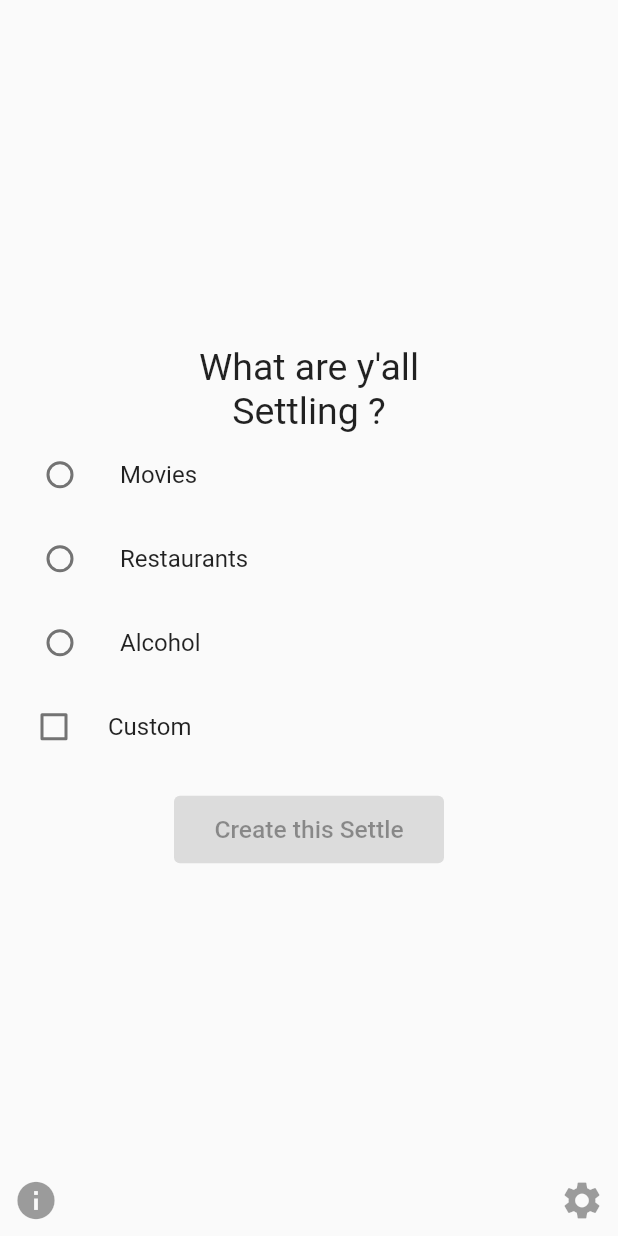
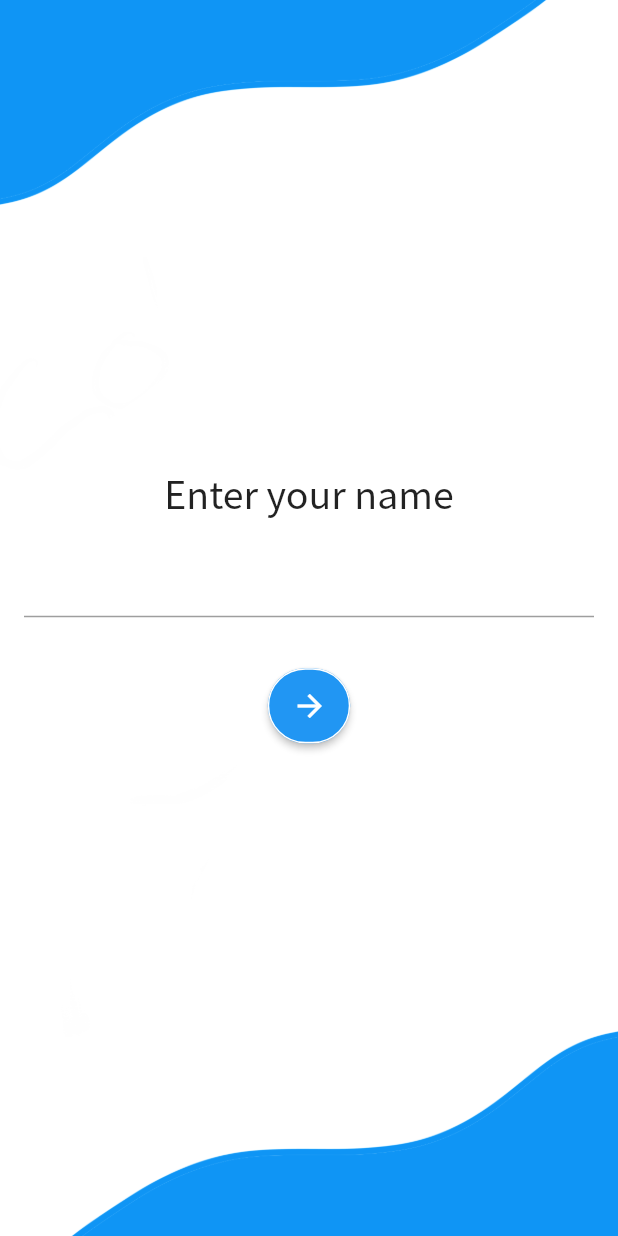
Before and after one commit to lilbroadam/Settle, a Flutter app: the screen it shows after launch, after a tap on "Create a Settle", on a phone screen of 412 x 824 dp. Run offline on Flutter 3.47's test engine with Material 2 defaults, Android fonts, the phone set to English and light mode, and no system bars; our stand-ins replace google_fonts; missing offline and left inert: flutter_button.

Commit message:
Added NameScreen to allow user input

```diff
--- a/Flutter/lib/CreateSettle.dart
+++ b/Flutter/lib/CreateSettle.dart
@@ -1,4 +1,7 @@
 import 'package:flutter/material.dart';
+// import 'JoinSettlePressed.dart';
+import 'package:flutter_button/custom/like_button.dart';
+// import 'JoinSettlePressed.dart';
 
 class SettleApp extends StatelessWidget {
   // This widget is the root of the app.
@@ -15,20 +18,28 @@ class SettleApp extends StatelessWidget {
 }
 
 class CreateSettle extends StatelessWidget {
+  final String name;
+
+  CreateSettle(this.name);
+
   @override
   Widget build(BuildContext context) {
     final myController = TextEditingController();
     final settleButtonWidth = 180.0;
     final settleButtonHeight = 45.0;
-    final settleButtonTextStyle = new TextStyle(fontSize: 16.4,);
+    final settleButtonTextStyle = new TextStyle(
+      fontSize: 16.4,
+    );
 
     final joinSettleButton = SizedBox(
       width: settleButtonWidth,
       height: settleButtonHeight,
       child: ElevatedButton(
-        // onPressed: _joinASettlePressed,
-        child: Text('Create this Settle',
-          style: settleButtonTextStyle),
+        // onPressed: joinSettlePressed,
+        onPressed: () {
+          print(name);
+        },
+        child: Text('Create this Settle', style: settleButtonTextStyle),
       ),
     );
     // final textField =
@@ -51,14 +62,21 @@ class CreateSettle extends StatelessWidget {
               child: Stack(
                 alignment: Alignment.center,
                 children: <Widget>[
-                  Column( // Settle buttons in the center
+                  Column(
+                    // Settle buttons in the center
                     mainAxisSize: MainAxisSize.min, // Size to only needed space
                     children: <Widget>[
                       Container(
                         child: Column(
                           children: <Widget>[
-                            Text('What are y\'all', style: TextStyle(fontSize: 25),),
-                            Text('Settling ?', style: TextStyle(fontSize: 25),),
+                            Text(
+                              'What are y\'all',
+                              style: TextStyle(fontSize: 25),
+                            ),
+                            Text(
+                              'Settling ?',
+                              style: TextStyle(fontSize: 25),
+                            ),
                           ],
                         ),
                       ),
@@ -93,7 +111,8 @@ class CreateSettle extends StatelessWidget {
                       )
                     ],
                   ),
-                  Align( // Info button in the bottom left
+                  Align(
+                    // Info button in the bottom left
                     alignment: Alignment.bottomLeft,
                     child: IconButton(
                       icon: Icon(Icons.info),
@@ -102,7 +121,8 @@ class CreateSettle extends StatelessWidget {
                       // onPressed: _informationPressed,
                     ),
                   ),
-                  Align( // Settings button in the bottom right
+                  Align(
+                    // Settings button in the bottom right
                     alignment: Alignment.bottomRight,
                     child: IconButton(
                       icon: Icon(Icons.settings),
@@ -137,8 +157,7 @@ class _CheckBox extends State<CheckBox> {
   Widget build(BuildContext context) {
     return CheckboxListTile(
       title: Text("Custom"),
-      controlAffinity:
-        ListTileControlAffinity.leading,
+      controlAffinity: ListTileControlAffinity.leading,
       value: _customOption,
       onChanged: (bool value) {
         setState(() {
--- a/Flutter/lib/JoinSettle.dart
+++ b/Flutter/lib/JoinSettle.dart
@@ -15,20 +15,29 @@ class SettleApp extends StatelessWidget {
 }
 
 class JoinSettle extends StatelessWidget {
+  final String name;
+
+  JoinSettle(this.name);
+
   @override
   Widget build(BuildContext context) {
     final myController = TextEditingController();
     final settleButtonWidth = 150.0;
     final settleButtonHeight = 45.0;
-    final settleButtonTextStyle = new TextStyle(fontSize: 16.4,);
+    final settleButtonTextStyle = new TextStyle(
+      fontSize: 16.4,
+    );
 
     final joinSettleButton = SizedBox(
       width: settleButtonWidth,
       height: settleButtonHeight,
       child: ElevatedButton(
         // onPressed: _joinASettlePressed,
-        child: Text('Join a Settle',
-          style: settleButtonTextStyle),
+        onPressed: () {
+          // print for testing purposes
+          print(name);
+        },
+        child: Text('Join a Settle', style: settleButtonTextStyle),
       ),
     );
     // final textField =
@@ -51,15 +60,25 @@ class JoinSettle extends StatelessWidget {
               child: Stack(
                 alignment: Alignment.center,
                 children: <Widget>[
-                  Column( // Settle buttons in the center
+                  Column(
+                    // Settle buttons in the center
                     mainAxisSize: MainAxisSize.min, // Size to only needed space
                     children: <Widget>[
                       Container(
                         child: Column(
                           children: <Widget>[
-                            Text('Enter a', style: TextStyle(fontSize: 25),),
-                            Text('code to join', style: TextStyle(fontSize: 25),),
-                            Text('a Settle', style: TextStyle(fontSize: 25),),
+                            Text(
+                              'Enter a',
+                              style: TextStyle(fontSize: 25),
+                            ),
+                            Text(
+                              'code to join',
+                              style: TextStyle(fontSize: 25),
+                            ),
+                            Text(
+                              'a Settle',
+                              style: TextStyle(fontSize: 25),
+                            ),
                           ],
                         ),
                       ),
@@ -75,7 +94,8 @@ class JoinSettle extends StatelessWidget {
                       )
                     ],
                   ),
-                  Align( // Info button in the bottom left
+                  Align(
+                    // Info button in the bottom left
                     alignment: Alignment.bottomLeft,
                     child: IconButton(
                       icon: Icon(Icons.info),
@@ -84,7 +104,8 @@ class JoinSettle extends StatelessWidget {
                       // onPressed: _informationPressed,
                     ),
                   ),
-                  Align( // Settings button in the bottom right
+                  Align(
+                    // Settings button in the bottom right
                     alignment: Alignment.bottomRight,
                     child: IconButton(
                       icon: Icon(Icons.settings),
--- /dev/null
+++ b/Flutter/lib/NameScreen.dart
@@ -0,0 +1,106 @@
+import 'package:flutter/material.dart';
+import 'CreateSettle.dart';
+import 'JoinSettle.dart';
+import 'package:google_fonts/google_fonts.dart';
+
+class SettleApp extends StatelessWidget {
+  Widget build(BuildContext context) {
+    return MaterialApp(
+      title: 'Settle',
+      theme: ThemeData(
+        primarySwatch: Colors.blue,
+        visualDensity: VisualDensity.adaptivePlatformDensity,
+      ),
+    );
+  }
+}
+
+class NameScreen extends StatelessWidget {
+  final bool newSession;
+  final context;
+  NameScreen(this.newSession, this.context);
+
+  void _navigate(String name) {
+    if (newSession) {
+      Navigator.push(
+        context,
+        MaterialPageRoute(builder: (context) => CreateSettle(name)),
+      );
+    } else {
+      Navigator.push(
+        context,
+        MaterialPageRoute(builder: (context) => JoinSettle(name)),
+      );
+    }
+  }
+
+  Widget build(BuildContext context) {
+    final myControler = TextEditingController();
+    final double width = 55;
+    final double height = 50;
+
+    final nameBox = SizedBox(
+      width: width,
+      height: height,
+      child: RaisedButton(
+          shape: RoundedRectangleBorder(
+              borderRadius: BorderRadius.circular(25.0),
+              side: BorderSide(color: Colors.white)),
+          color: Colors.blue,
+          child: Icon(
+            Icons.arrow_forward_outlined,
+            color: Colors.white,
+          ),
+          onPressed: () => _navigate(myControler.text)),
+    );
+    final margin = EdgeInsets.all(18);
+
+    return Container(
+      decoration: BoxDecoration(
+          image: DecorationImage(
+              image: AssetImage('assets/background.png'), fit: BoxFit.cover)),
+      child: Scaffold(
+        backgroundColor: Colors.transparent,
+        body: SafeArea(
+          child: Column(
+            mainAxisAlignment: MainAxisAlignment.center,
+            children: <Widget>[
+              Expanded(
+                child: Stack(
+                  alignment: Alignment.center,
+                  children: <Widget>[
+                    Column(
+                      mainAxisSize: MainAxisSize.min,
+                      children: <Widget>[
+                        Container(
+                          child: Column(
+                            children: <Widget>[
+                              Text('Enter your name',
+                                  style: GoogleFonts.notoSansKR(
+                                    fontSize: 25,
+                                  )),
+                            ],
+                          ),
+                        ),
+                        Padding(
+                          padding: const EdgeInsets.all(16),
+                          child: TextField(
+                            controller: myControler,
+                          ),
+                        ),
+                        Container(
+                          margin: margin,
+                          child: nameBox,
+                        )
+                      ],
+                    )
+                  ],
+                ),
+              )
+            ],
+          ),
+        ),
+      ),
+    );
+  }
+}
--- a/Flutter/lib/main.dart
+++ b/Flutter/lib/main.dart
@@ -1,3 +1,4 @@
+import 'package:Settle/NameScreen.dart';
 import 'package:flutter/material.dart';
 import 'CreateSettle.dart';
 import 'JoinSettle.dart';
@@ -41,26 +42,38 @@ class SettleHomePage extends StatefulWidget {
 }
 
 class _SettleHomePageState extends State<SettleHomePage> {
-
   // Called when 'Create a Settle' button is pressed
   void _createASettlePressed() {
+    // Navigator.push(
+    //   context,
+    //   MaterialPageRoute(builder: (context) => CreateSettle()),
+    // );
+
     Navigator.push(
       context,
-      MaterialPageRoute(builder: (context) => CreateSettle()),
+      MaterialPageRoute(builder: (context) => NameScreen(true, context)),
     );
   }
 
   // Called when 'Join a Settle' button is pressed
   void _joinASettlePressed() {
+    // Navigator.push(
+    //   context,
+    //   MaterialPageRoute(builder: (context) => JoinSettle()),
+    // );
+
     Navigator.push(
       context,
-      MaterialPageRoute(builder: (context) => JoinSettle()),
+      MaterialPageRoute(builder: (context) => NameScreen(false, context)),
     );
   }
 
   // Called when the information button is pressed
   void _informationPressed() {
-    // TODO
+    // Navigator.push(
+    //   context,
+    //   MaterialPageRoute(builder: (context) => NameScreen()),
+    // );
   }
 
   // Called when the settings button is pressed
@@ -75,18 +88,18 @@ class _SettleHomePageState extends State<SettleHomePage> {
   // fast, so that you can just rebuild anything that needs updating rather
   // than having to individually change instances of widgets.
   Widget build(BuildContext context) {
-
     final settleButtonWidth = 150.0;
     final settleButtonHeight = 45.0;
-    final settleButtonTextStyle = new TextStyle(fontSize: 16.4,);
+    final settleButtonTextStyle = new TextStyle(
+      fontSize: 16.4,
+    );
 
     final createSettleButton = SizedBox(
       width: settleButtonWidth,
       height: settleButtonHeight,
       child: ElevatedButton(
         onPressed: _createASettlePressed,
-        child: Text('Create a Settle',
-          style: settleButtonTextStyle),
+        child: Text('Create a Settle', style: settleButtonTextStyle),
       ),
     );
     final joinSettleButton = SizedBox(
@@ -94,8 +107,7 @@ class _SettleHomePageState extends State<SettleHomePage> {
       height: settleButtonHeight,
       child: ElevatedButton(
         onPressed: _joinASettlePressed,
-        child: Text('Join a Settle',
-          style: settleButtonTextStyle),
+        child: Text('Join a Settle', style: settleButtonTextStyle),
       ),
     );
     final settleButtonMargin = EdgeInsets.all(18.0);
@@ -117,7 +129,8 @@ class _SettleHomePageState extends State<SettleHomePage> {
               child: Stack(
                 alignment: Alignment.center,
                 children: <Widget>[
-                  Column( // Settle buttons in the center
+                  Column(
+                    // Settle buttons in the center
                     mainAxisSize: MainAxisSize.min, // Size to only needed space
                     children: <Widget>[
                       Container(
@@ -130,7 +143,8 @@ class _SettleHomePageState extends State<SettleHomePage> {
                       )
                     ],
                   ),
-                  Align( // Info button in the bottom left
+                  Align(
+                    // Info button in the bottom left
                     alignment: Alignment.bottomLeft,
                     child: IconButton(
                       icon: Icon(Icons.info),
@@ -139,7 +153,8 @@ class _SettleHomePageState extends State<SettleHomePage> {
                       onPressed: _informationPressed,
                     ),
                   ),
-                  Align( // Settings button in the bottom right
+                  Align(
+                    // Settings button in the bottom right
                     alignment: Alignment.bottomRight,
                     child: IconButton(
                       icon: Icon(Icons.settings),
```
Also changed, not shown: Flutter/pubspec.yaml (+4 -3 lines), Flutter/assets/background.png (added), Flutter/pubspec.lock.
